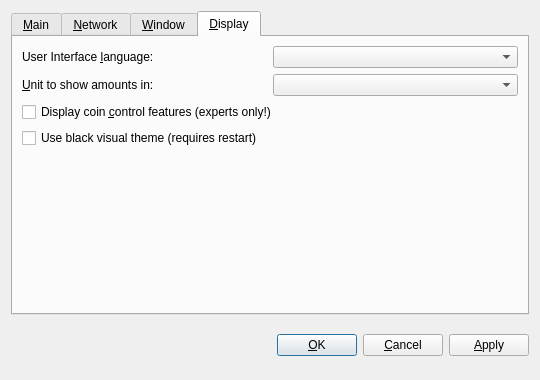
superskynet/superskynet, file src/qt/forms/optionsdialog.ui: the form before one commit.
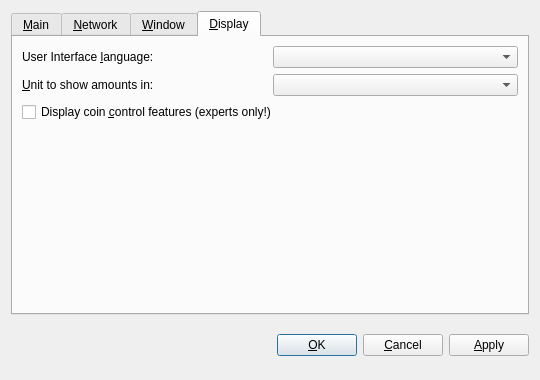
The form after the commit. The open tabs and pages were chosen to show the change. Custom widgets are drawn as their Qt base class.

Commit message: modify menu bar and remove white theme

```diff
--- a/src/qt/forms/optionsdialog.ui
+++ b/src/qt/forms/optionsdialog.ui
@@ -359,13 +359,6 @@
          </property>
         </widget>
        </item>
-       <item>
-        <widget class="QCheckBox" name="useBlackTheme">
-         <property name="text">
-          <string>Use black visual theme (requires restart)</string>
-         </property>
-        </widget>
-       </item>
        <item>
         <spacer name="verticalSpacer_Display">
          <property name="orientation">
```
The commit also changes 2 other files.
